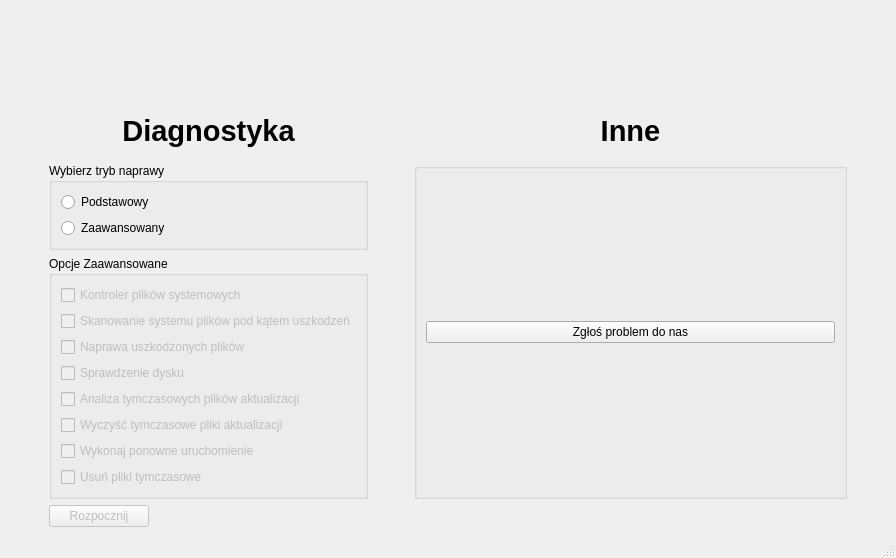
Old version of the form Win_diagnosis_Klient/mainwindow.ui in the repository lukpro681/PC-Diagnostic-Center.
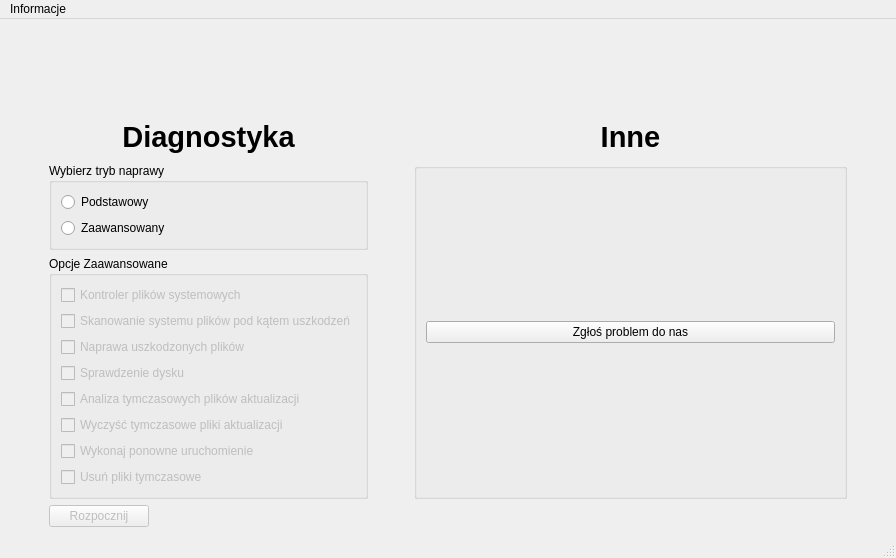
New version of the form. Icons and pictures are not drawn.

Patch:
```diff
--- a/Win_diagnosis_Klient/mainwindow.ui
+++ b/Win_diagnosis_Klient/mainwindow.ui
@@ -357,6 +357,13 @@
      <height>21</height>
     </rect>
    </property>
+   <widget class="QMenu" name="menuInformacje">
+    <property name="title">
+     <string>Informacje</string>
+    </property>
+    <addaction name="actionO_Aplikacji"/>
+   </widget>
+   <addaction name="menuInformacje"/>
   </widget>
   <action name="actionO_Aplikacji">
    <property name="text">
```
Left out of the diff: 364 changed lines with no effect on the pictures.
